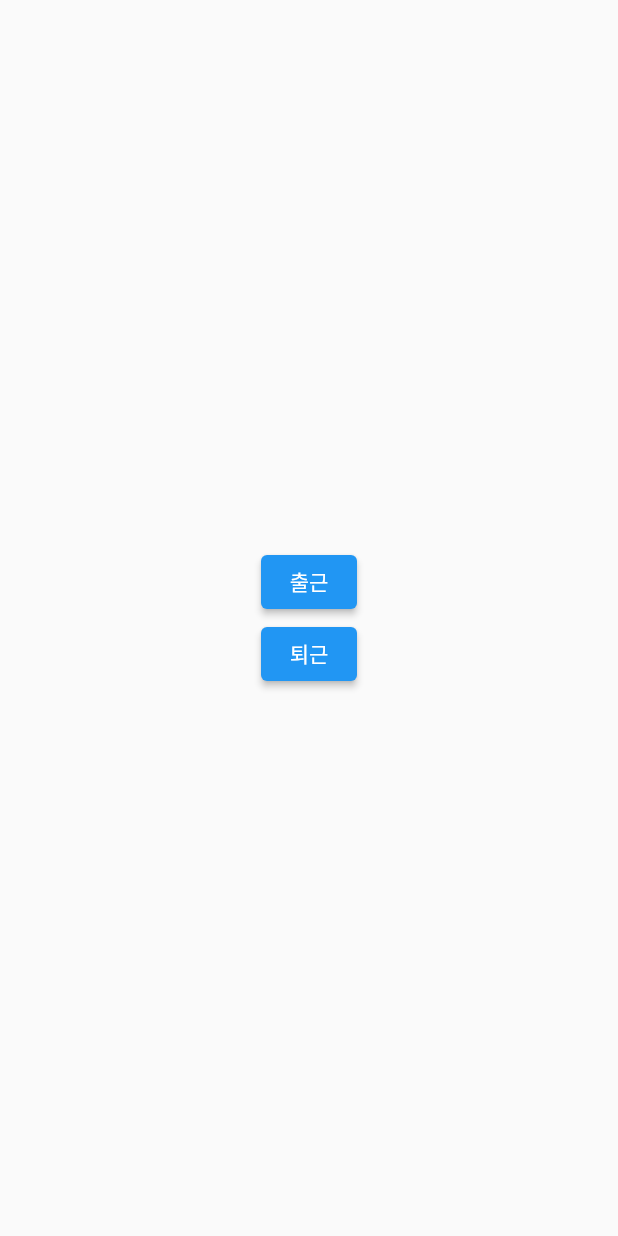
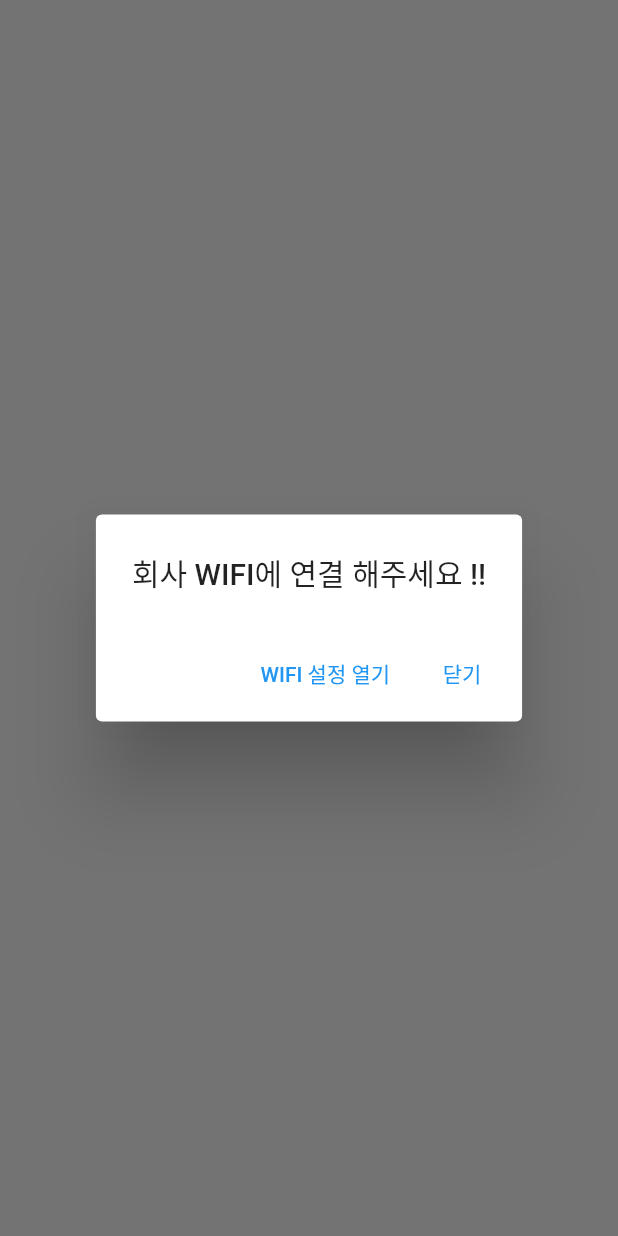
Before and after one commit to lsw0717/Flutter-CompanyManager, a Flutter app: the AttendancePage screen opened by its route, after a tap on "출근", on a phone screen of 412 x 824 dp. Run offline on Flutter 3.47's test engine with Material 2 defaults, Android fonts, the phone set to English and light mode, and no system bars; our stand-ins replace connectivity_plus, firebase_core, permission_handler; missing offline and left inert: app_settings, network_info_plus; accounts and stored records are empty.

Commit message:
wifi == company wifi

```diff
--- a/lib/attendance_page.dart
+++ b/lib/attendance_page.dart
@@ -2,6 +2,7 @@ import 'package:flutter/material.dart';
 import 'package:connectivity_plus/connectivity_plus.dart';
 import 'package:network_info_plus/network_info_plus.dart';
 import 'package:permission_handler/permission_handler.dart';
+import 'package:app_settings/app_settings.dart';
 
 class AttendancePage extends StatefulWidget {
   const AttendancePage({Key? key}) : super(key: key);
@@ -48,8 +49,36 @@ class _AttendancePageState extends State<AttendancePage> {
     //핸드폰이 wifi에 연결 되었다면
     if (connectivityResult == ConnectivityResult.wifi) {
       var wifiName = await info.getWifiName(); // FooNetwork
-      print('wifi에 연결됨');
-      print(wifiName.toString());
+      print('wifi에 연결됨 / ${wifiName.toString()}');
+      //현재 연결한 wifi 이름이 '회사 wifi 이름(AndroidWifi)과 같을 때, 출근 가능
+      if (wifiName == 'AndroidWifi') {
+        print('출근 완료');
+      }
+      //현재 연결한 wifi 이름이 '회사 wifi 이름(AndroidWifi)과 다를 떄, 출근 불가능
+      else {
+        //회사 WIFI 연결 요청 Dialog 보여주기.
+        showDialog(
+            context: (context),
+            builder: (BuildContext context) {
+              return AlertDialog(
+                title: Text('회사 WIFI에 연결 해주세요 !!'),
+                actions: [
+                  TextButton(
+                    child: Text('WIFI 설정 열기'),
+                    onPressed: () {
+                      //WIFI설정창을 열어준다.
+                      AppSettings.openWIFISettings();
+                    },
+                  ),
+                  TextButton(
+                      child: Text('닫기'),
+                      onPressed: (){
+                        Navigator.pop(context);
+                      } )
+                ],
+              );
+            });
+      }
     }
   }
 
--- a/lib/login_page.dart
+++ b/lib/login_page.dart
@@ -5,7 +5,9 @@ class LoginPage extends StatelessWidget {
 
   @override
   Widget build(BuildContext context) {
-    return Column(
+    return Center(
+      child: Column(
+        mainAxisAlignment: MainAxisAlignment.center,
         children: [
           ElevatedButton(
               onPressed: () {
@@ -13,6 +15,7 @@ class LoginPage extends StatelessWidget {
               },
               child: Text('메인 페이지로 이동'))
         ],
+      ),
     );
   }
 }
--- a/pubspec.yaml
+++ b/pubspec.yaml
@@ -38,6 +38,8 @@ dependencies:
   connectivity_plus: ^2.3.5
   network_info_plus: ^2.1.3
   permission_handler: ^10.0.0
+  app_settings: 4.1.8
+
 
 
 
```
Also changed, not shown: pubspec.lock. Lines whose indentation alone changed are shown as unchanged.
